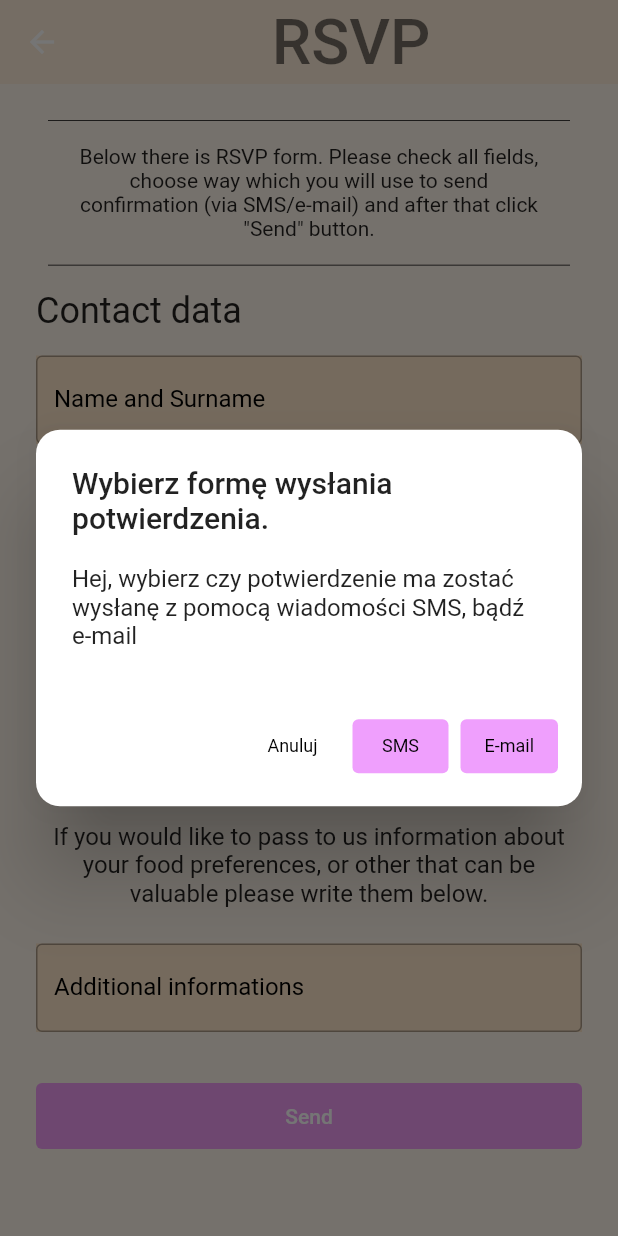
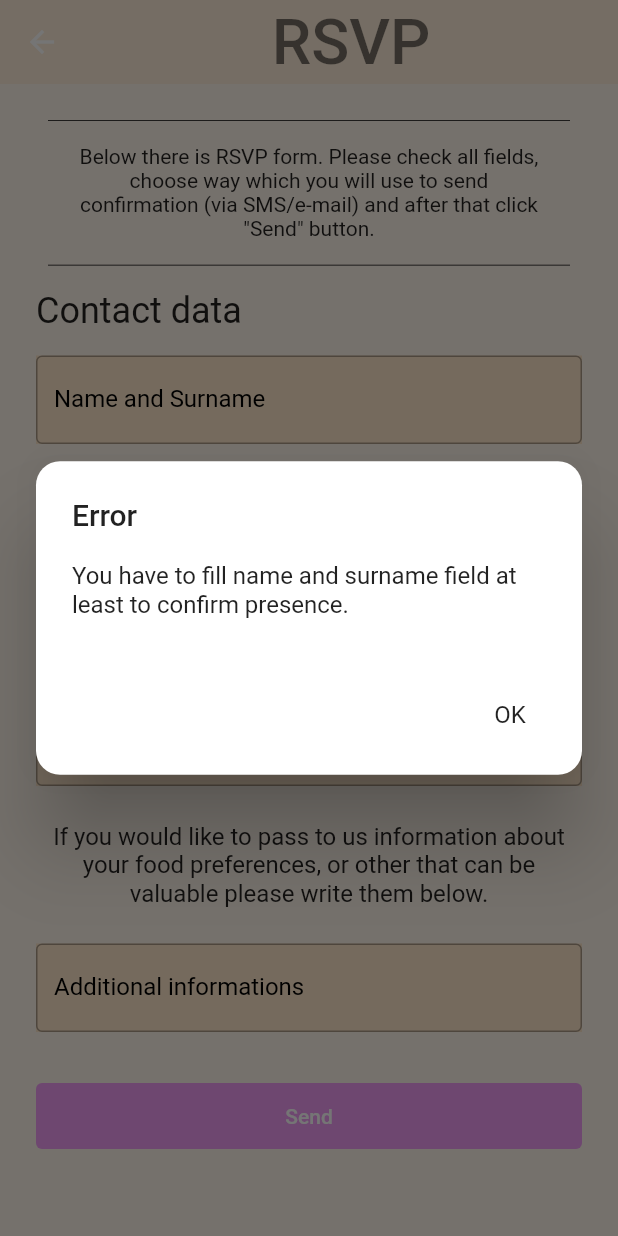
Before and after one commit to Tyluuus/Wedding_App, a Flutter app: the ConfirmationPage screen opened by its route, after a tap on "Send", on a phone screen of 412 x 824 dp. Run offline on Flutter 3.47's test engine with Material 2 defaults, Android fonts, the phone set to English and light mode, and no system bars; our stand-ins replace auto_route, bloc, flutter_hooks, flutter_keyboard_visibility, flutter_map, flutter_secure_storage and 5 more; missing offline and left inert: add_2_calendar; accounts and stored records are empty; generated files the repository leaves out were written again; Roboto replaces fonts that are missing (Signika).

Commit message:
confirmation validation

```diff
--- a/lib/core/localization/app_en.arb
+++ b/lib/core/localization/app_en.arb
@@ -47,5 +47,12 @@
   "confirmation_sms_footer": "Best Regards, ",
   "confirmation_email_subject": "Attendance confirmation",
   "contact_number": "+48222222222",
-  "contact_email": "tylus97@gmail.com"
+  "contact_email": "mail@gmail.com",
+  "confirmation_dialog_title": "Choose how you want to send confirmation.",
+  "confirmation_dialog_info": "Hi, choose if confirmation should be sent with SMS or email.",
+  "confirmation_dialog_cancel": "Cancel",
+  "confirmation_dialog_first_option": "SMS",
+  "confirmation_dialog_second_option": "E-mail",
+  "confirmation_alert_dialog_title": "Error",
+  "confirmation_alert_dialog_info": "You have to fill name and surname field at least to confirm presence."
 }
--- a/lib/presentation/pages/confirmation/confirmation_cubit.dart
+++ b/lib/presentation/pages/confirmation/confirmation_cubit.dart
@@ -28,6 +28,10 @@ class ConfirmationCubit extends BaseCubit<ConfirmationState> {
   }
 
   Future<void> clickSend(String userName, bool withPartner, String? partnerName, String? additionalInfo, String? contactNumber) async {
+    if (userName.isEmpty) {
+      emit(ConfirmationState.error());
+      return;
+    }
     emit(ConfirmationState.sendConfirmation(
       userName,
       withPartner,
--- a/lib/presentation/pages/confirmation/confirmation_page.dart
+++ b/lib/presentation/pages/confirmation/confirmation_page.dart
@@ -1,10 +1,12 @@
 import 'package:auto_route/auto_route.dart';
 import 'package:flutter/material.dart';
+import 'package:flutter_gen/gen_l10n/app_localizations.dart';
 import 'package:flutter_hooks/flutter_hooks.dart';
 import 'package:wedding_app/core/hooks/cubit_hook.dart';
 import 'package:wedding_app/presentation/pages/base_page.dart';
 import 'package:wedding_app/presentation/pages/confirmation/widgets/confirmation_loaded_widget.dart';
 import 'package:wedding_app/presentation/widgets/double_choice_dialog_widget.dart';
+import 'package:wedding_app/presentation/widgets/info_dialog_widget.dart';
 
 import 'confirmation_cubit.dart';
 
@@ -44,12 +46,12 @@ class ConfirmationPage extends BasePage {
     state.maybeWhen(
       sendConfirmation: ((userName, withPartner, partnerName, additionalInfo, contactNumber) => showDialog(
             context: context,
-            builder: (BuildContext context) => const DoubleChoiceDialogWidget(
-              title: "Wybierz formę wysłania potwierdzenia.",
-              info: "Hej, wybierz czy potwierdzenie ma zostać wysłanę z pomocą wiadomości SMS, bądź e-mail",
-              cancel: "Anuluj",
-              firstOption: "SMS",
-              secondOption: "E-mail",
+            builder: (BuildContext context) => DoubleChoiceDialogWidget(
+              title: AppLocalizations.of(context)!.confirmation_dialog_title,
+              info: AppLocalizations.of(context)!.confirmation_dialog_info,
+              cancel: AppLocalizations.of(context)!.confirmation_dialog_cancel,
+              firstOption: AppLocalizations.of(context)!.confirmation_dialog_first_option,
+              secondOption: AppLocalizations.of(context)!.confirmation_dialog_second_option,
             ),
           ).then(
             (value) async => value == null
@@ -61,6 +63,14 @@ class ConfirmationPage extends BasePage {
                             withPartner, partnerName, additionalInfo, contactNumber),
                       },
           )),
+      error: () => showDialog(
+        context: context,
+        builder: (BuildContext context) => InfoDialogWidget(
+          info: AppLocalizations.of(context)!.confirmation_alert_dialog_info,
+          title: AppLocalizations.of(context)!.confirmation_alert_dialog_title,
+          ok: "OK",
+        ),
+      ),
       orElse: () {},
     );
   }
--- a/lib/presentation/pages/confirmation/confirmation_state.dart
+++ b/lib/presentation/pages/confirmation/confirmation_state.dart
@@ -6,6 +6,8 @@ class ConfirmationState with _$ConfirmationState {
 
   const factory ConfirmationState.dump() = ConfirmationStateDump;
 
+  const factory ConfirmationState.error() = ConfirmationStateError;
+
   const factory ConfirmationState.sendConfirmation(String userName, bool withPartner, String? partnerName, String? additionalInfo, String? contactNumber) =
       ConfirmationStateSendConfirmation;
 
--- /dev/null
+++ b/lib/presentation/widgets/info_dialog_widget.dart
@@ -0,0 +1,54 @@
+import 'package:flutter/material.dart';
+import 'package:flutter_hooks/flutter_hooks.dart';
+import 'package:wedding_app/presentation/styles/dimensions.dart';
+
+class InfoDialogWidget extends HookWidget {
+  final String title;
+  final String info;
+  final String ok;
+
+  const InfoDialogWidget({
+    required this.info,
+    required this.title,
+    required this.ok,
+    Key? key,
+  }) : super(key: key);
+
+  @override
+  Widget build(BuildContext context) {
+    return AlertDialog(
+      shape: const RoundedRectangleBorder(
+        borderRadius: BorderRadius.all(
+          Radius.circular(kDefaultDialogRadiusValue),
+        ),
+      ),
+      insetPadding: kPageSidePadding,
+      title: Text(title),
+      // To display the title it is optional
+      content: Text(
+        info,
+      ),
+
+      actions: [
+        TextButton(
+          style: TextButton.styleFrom(
+            foregroundColor: Theme.of(context).primaryColor,
+            shape: RoundedRectangleBorder(
+              borderRadius: BorderRadius.circular(kDefaultSaveButtonBorderRadiusValue),
+            ),
+            elevation: 0,
+            backgroundColor: Colors.transparent,
+          ),
+          onPressed: () {
+            Navigator.of(context).pop();
+          }, // function used to perform after pressing the button
+          child: Text(
+            ok,
+            style: Theme.of(context).primaryTextTheme.bodyMedium,
+          ),
+        ),
+      ],
+      actionsPadding: kDefaultSmallAllSidesEqualPadding,
+    );
+  }
+}
```
Also changed, not shown: lib/core/localization/app_pl.arb (+8 -1 lines), lib/presentation/pages/confirmation/confirmation_cubit.freezed.dart.
